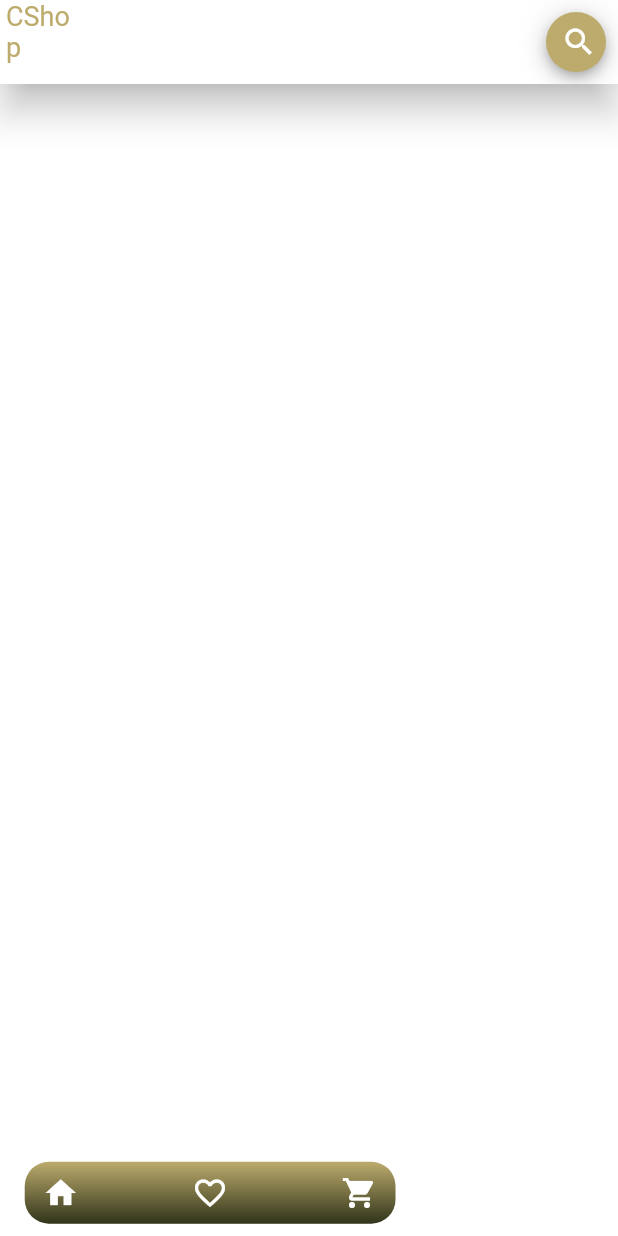
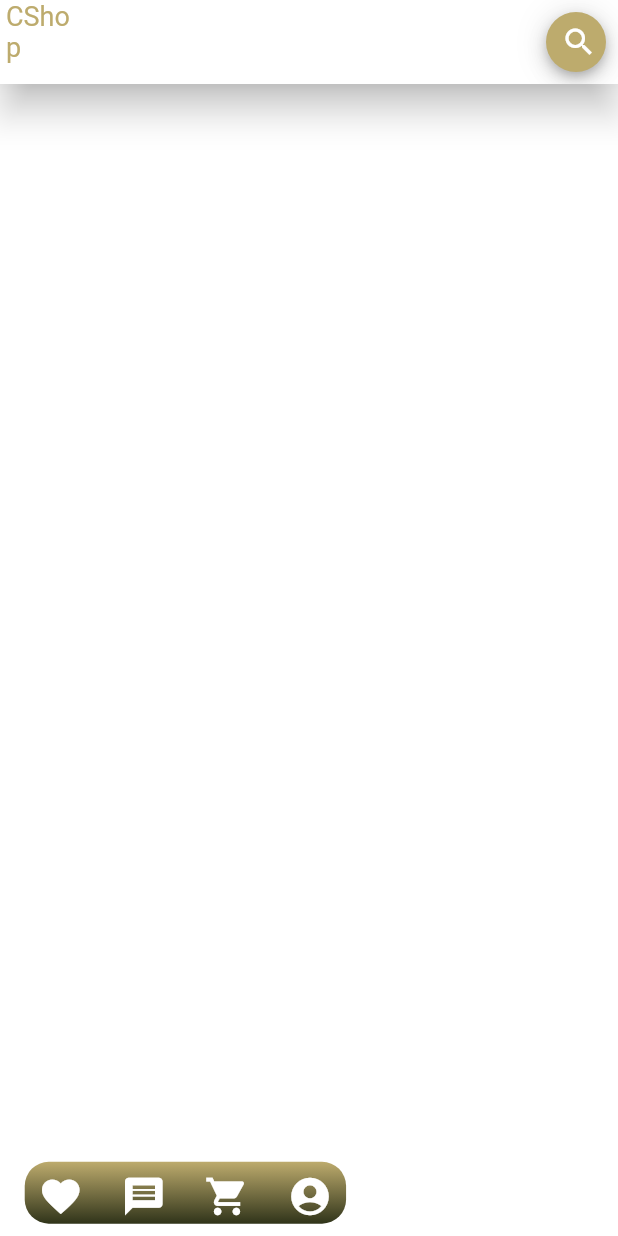
Before and after one commit to turinaf/cshop, a Flutter app: the HomeScreen screen opened directly, on a phone screen of 412 x 824 dp. Run offline on Flutter 3.47's test engine with Material 2 defaults, Android fonts, the phone set to English and light mode, and no system bars.

Commit message:
Update home.dart

```diff
--- a/lib/screens/home.dart
+++ b/lib/screens/home.dart
@@ -74,12 +74,13 @@ class _HomeScreenState extends State<HomeScreen> {
         ),
       ),
       body: Stack(
+        //Bottom navigation
         children: [
           Positioned(
               bottom: MediaQuery.of(context).size.height * 0.01,
               left: MediaQuery.of(context).size.width * 0.04,
               child: Container(
-                width: MediaQuery.of(context).size.height * 0.3,
+                width: MediaQuery.of(context).size.height * 0.26,
                 height: MediaQuery.of(context).size.width * 0.1,
                 decoration: BoxDecoration(
                     gradient: LinearGradient(
@@ -96,26 +97,36 @@ class _HomeScreenState extends State<HomeScreen> {
                           Navigator.pop(context);
                         },
                         icon: Icon(
-                          Icons.home,
+                          Icons.favorite,
+                          size: 30,
                           color: Colors.white,
                         )),
                     IconButton(
                         onPressed: () {},
                         icon: Icon(
-                          Icons.favorite_border_outlined,
+                          Icons.message,
                           color: Colors.white,
+                          size: 30,
                         )),
                     IconButton(
                       icon: Icon(
                         Icons.shopping_cart,
                         color: Colors.white,
+                        size: 30,
+                      ),
+                      onPressed: () {},
+                    ),
+                    IconButton(
+                      icon: Icon(
+                        Icons.account_circle,
+                        color: Colors.white,
+                        size: 30,
                       ),
                       onPressed: () {},
                     ),
                   ],
                 ),
-              )
-          )
+              ))
         ],
       ),
     );
```
